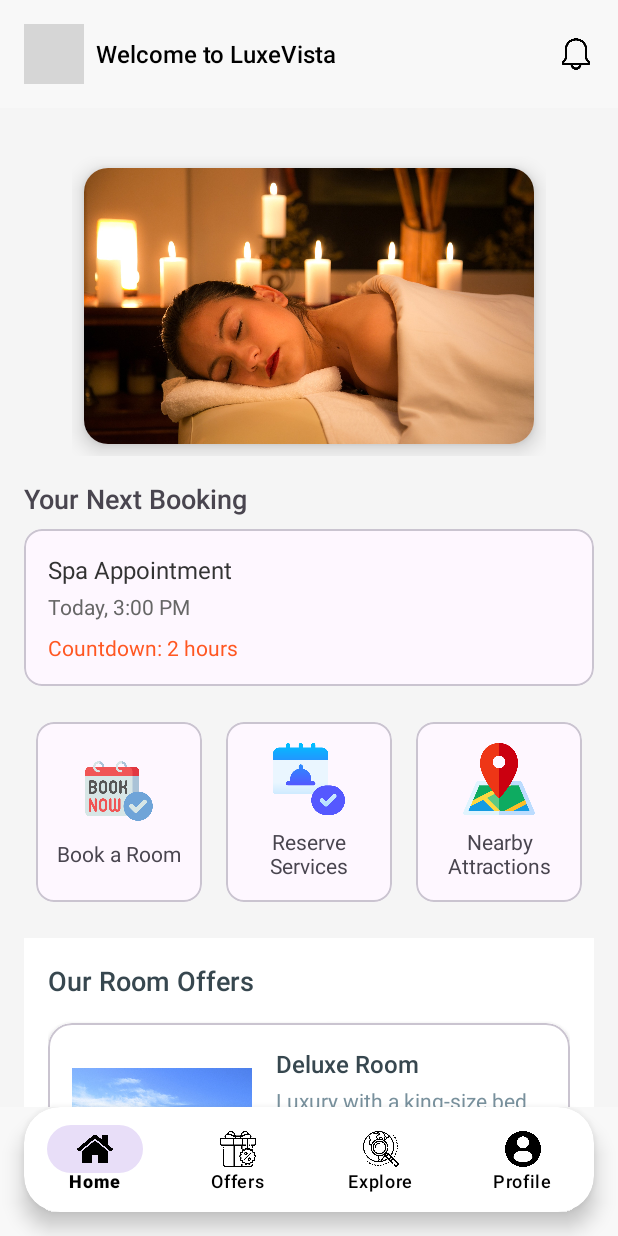
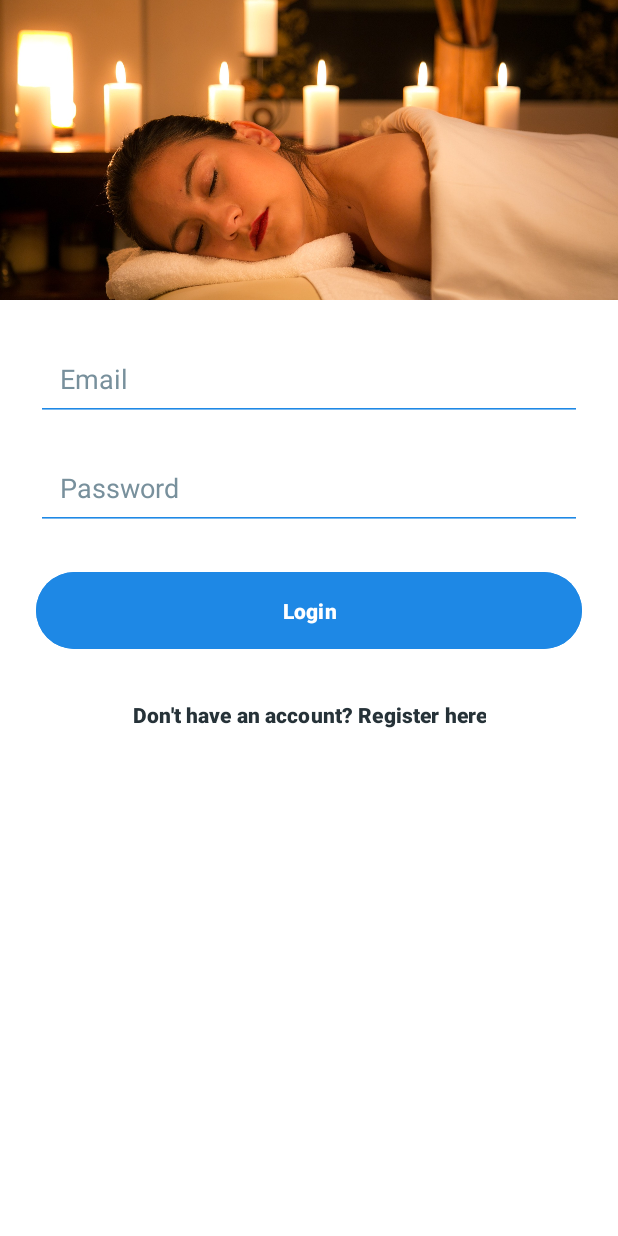
Before and after one commit to sampathdp/LuxeVista-Resort, an Android app: the screen it shows after launch (HomeActivity before the commit, MainActivity after it), after a tap on "Begin Your Journey", on a phone screen of 412 x 824 dp. Run offline under Robolectric (Android 15) with nearby library versions, the phone set to English and light mode, and no system bars; grey boxes are pictures that could not be loaded.

Commit message:
1/2 Update

```diff
--- /dev/null
+++ b/app/src/main/java/com/dreampixel/luxevistaresort/DatabaseHelper.java
@@ -0,0 +1,60 @@
+package com.dreampixel.luxevistaresort;
+
+import android.content.ContentValues;
+import android.content.Context;
+import android.database.Cursor;
+import android.database.sqlite.SQLiteDatabase;
+import android.database.sqlite.SQLiteOpenHelper;
+
+public class DatabaseHelper extends SQLiteOpenHelper {
+
+    private static final String DATABASE_NAME = "user_data.db";
+    private static final int DATABASE_VERSION = 1;
+
+    private static final String TABLE_USERS = "users";
+    private static final String COLUMN_ID = "id";
+    private static final String COLUMN_NAME = "name";
+    private static final String COLUMN_EMAIL = "email";
+    private static final String COLUMN_PASSWORD = "password";
+
+    public DatabaseHelper(Context context) {
+        super(context, DATABASE_NAME, null, DATABASE_VERSION);
+    }
+
+    @Override
+    public void onCreate(SQLiteDatabase db) {
+        String CREATE_TABLE = "CREATE TABLE " + TABLE_USERS + "("
+                + COLUMN_ID + " INTEGER PRIMARY KEY AUTOINCREMENT,"
+                + COLUMN_NAME + " TEXT,"
+                + COLUMN_EMAIL + " TEXT UNIQUE,"
+                + COLUMN_PASSWORD + " TEXT)";
+        db.execSQL(CREATE_TABLE);
+    }
+
+    @Override
+    public void onUpgrade(SQLiteDatabase db, int oldVersion, int newVersion) {
+        db.execSQL("DROP TABLE IF EXISTS " + TABLE_USERS);
+        onCreate(db);
+    }
+
+    public boolean insertUser(String name, String email, String password) {
+        SQLiteDatabase db = this.getWritableDatabase();
+        ContentValues contentValues = new ContentValues();
+        contentValues.put(COLUMN_NAME, name);
+        contentValues.put(COLUMN_EMAIL, email);
+        contentValues.put(COLUMN_PASSWORD, password);
+
+        long result = db.insert(TABLE_USERS, null, contentValues);
+        db.close();
+        return result != -1;
+    }
+
+    public boolean checkUserExists(String email, String password) {
+        SQLiteDatabase db = this.getReadableDatabase();
+        String query = "SELECT * FROM " + TABLE_USERS + " WHERE " + COLUMN_EMAIL + " =? AND " + COLUMN_PASSWORD + " =?";
+        Cursor cursor = db.rawQuery(query, new String[]{email, password});
+        boolean exists = cursor.getCount() > 0;
+        cursor.close();
+        return exists;
+    }
+}
--- a/app/src/main/java/com/dreampixel/luxevistaresort/HomeActivity.java
+++ b/app/src/main/java/com/dreampixel/luxevistaresort/HomeActivity.java
@@ -15,15 +15,12 @@ public class HomeActivity extends AppCompatActivity {
         super.onCreate(savedInstanceState);
         setContentView(R.layout.activity_home);
 
-        // Initialize BottomNavigationView
         BottomNavigationView bottomNavigationView = findViewById(R.id.bottom_navigation);
 
-        // Set default fragment
         if (savedInstanceState == null) {
             loadFragment(new HomeFragment());
         }
 
-        // Handle navigation item selection
         bottomNavigationView.setOnItemSelectedListener(new BottomNavigationView.OnItemSelectedListener() {
             @Override
             public boolean onNavigationItemSelected(@NonNull MenuItem item) {
@@ -47,7 +44,6 @@ public class HomeActivity extends AppCompatActivity {
         });
     }
 
-    // Method to load fragments dynamically
     private void loadFragment(Fragment fragment) {
         getSupportFragmentManager()
                 .beginTransaction()
--- a/app/src/main/java/com/dreampixel/luxevistaresort/HomeFragment.java
+++ b/app/src/main/java/com/dreampixel/luxevistaresort/HomeFragment.java
@@ -56,23 +56,18 @@ public class HomeFragment extends Fragment {
         });
     }
 
-
-    // Initialize ViewPager2
     void ViewSlider(View view){
         featuredCarousel = view.findViewById(R.id.featuredCarousel);
 
-        // Sample images for the slider
         List<Integer> images = Arrays.asList(
                 R.drawable.slider_image_1,
                 R.drawable.slider_image_2,
                 R.drawable.slider_image_3
         );
 
-        // Set up the adapter
         CarouselAdapter adapter = new CarouselAdapter(images);
         featuredCarousel.setAdapter(adapter);
 
-        // Add smooth scaling effect
         featuredCarousel.setPageTransformer((page, position) -> {
             float absPos = Math.abs(position);
             page.setScaleY(1 - (0.25f * absPos));
--- a/app/src/main/java/com/dreampixel/luxevistaresort/LoginFragment.java
+++ b/app/src/main/java/com/dreampixel/luxevistaresort/LoginFragment.java
@@ -7,30 +7,77 @@ import androidx.fragment.app.Fragment;
 import android.view.LayoutInflater;
 import android.view.View;
 import android.view.ViewGroup;
+import android.widget.Button;
+import android.widget.EditText;
+import android.widget.Toast;
 
+import androidx.fragment.app.FragmentManager;
+import androidx.fragment.app.FragmentTransaction;
 import androidx.viewpager2.widget.ViewPager2;
 import java.util.Arrays;
 import java.util.List;
 
 public class LoginFragment extends Fragment {
 
+    private Button btn_signUp_Link;
+
+    private EditText emailField, passwordField;
+    private Button loginButton;
+    private DatabaseHelper dbHelper;
+
     @Override
     public View onCreateView(LayoutInflater inflater, ViewGroup container, Bundle savedInstanceState) {
         View view = inflater.inflate(R.layout.fragment_login, container, false);
 
-        // Image list
+        Slider(view);
+        OpenSignUpPage(view);
+        SignIn(view);
+        return view;
+    }
+    void Slider(View view){
         List<Integer> images = Arrays.asList(
                 R.drawable.slider_image_1,
                 R.drawable.slider_image_2,
                 R.drawable.slider_image_3
         );
 
-        // Set up slider
         ViewPager2 viewPager = view.findViewById(R.id.imageSlider);
         SliderAdapter adapter = new SliderAdapter(images);
         viewPager.setAdapter(adapter);
+    }
+    void OpenSignUpPage(View view){
+        btn_signUp_Link = view.findViewById(R.id.registerLink);
 
-        return view;
+        btn_signUp_Link.setOnClickListener(new View.OnClickListener() {
+            @Override
+            public void onClick(View v) {
+                if (getActivity() != null) {
+                    FragmentManager fragmentManager = getActivity().getSupportFragmentManager();
+                    FragmentTransaction transaction = fragmentManager.beginTransaction();
+                    transaction.replace(R.id.fragmentContainer_Main, new RegistrationFragment());
+                    transaction.commit();
+                }
+            }
+        });
     }
 
+    void SignIn(View view){
+        dbHelper = new DatabaseHelper(getActivity());
+
+        emailField = view.findViewById(R.id.emailField);
+        passwordField = view.findViewById(R.id.passwordField);
+        loginButton = view.findViewById(R.id.loginButton);
+
+        loginButton.setOnClickListener(v -> {
+            String email = emailField.getText().toString();
+            String password = passwordField.getText().toString();
+
+            if (dbHelper.checkUserExists(email, password)) {
+                // Proceed to next activity or fragment (e.g. HomePage)
+                Toast.makeText(getActivity(), "Login successful", Toast.LENGTH_SHORT).show();
+            } else {
+                Toast.makeText(getActivity(), "Invalid credentials", Toast.LENGTH_SHORT).show();
+            }
+        });
+    }
 }
--- a/app/src/main/java/com/dreampixel/luxevistaresort/MainActivity.java
+++ b/app/src/main/java/com/dreampixel/luxevistaresort/MainActivity.java
@@ -1,12 +1,10 @@
 package com.dreampixel.luxevistaresort;
 
+import android.content.SharedPreferences;
 import android.os.Bundle;
-
-import androidx.activity.EdgeToEdge;
 import androidx.appcompat.app.AppCompatActivity;
-import androidx.core.graphics.Insets;
-import androidx.core.view.ViewCompat;
-import androidx.core.view.WindowInsetsCompat;
+import androidx.fragment.app.FragmentManager;
+import androidx.fragment.app.FragmentTransaction;
 
 public class MainActivity extends AppCompatActivity {
 
@@ -15,9 +13,25 @@ public class MainActivity extends AppCompatActivity {
         super.onCreate(savedInstanceState);
         setContentView(R.layout.activity_main);
 
-        // Replace the container with the WelcomeFragment
-        getSupportFragmentManager().beginTransaction()
-                .replace(R.id.fragmentContainer, new WelcomeFragment())
-                .commit();
+        SharedPreferences prefs = getSharedPreferences("AppPrefs", MODE_PRIVATE);
+        boolean isFirstLaunch = prefs.getBoolean("isFirstLaunch", true);
+
+        FragmentManager fragmentManager = getSupportFragmentManager();
+        FragmentTransaction transaction = fragmentManager.beginTransaction();
+
+        if (isFirstLaunch) {
+            transaction.replace(R.id.fragmentContainer_Main, new WelcomeFragment());
+        } else {
+            transaction.replace(R.id.fragmentContainer_Main, new LoginFragment());
+        }
+
+        transaction.commit();
+
+        // Save flag after commit to avoid premature update
+        if (isFirstLaunch) {
+            SharedPreferences.Editor editor = prefs.edit();
+            editor.putBoolean("isFirstLaunch", false);
+            editor.apply();
+        }
     }
 }
--- a/app/src/main/java/com/dreampixel/luxevistaresort/WelcomeFragment.java
+++ b/app/src/main/java/com/dreampixel/luxevistaresort/WelcomeFragment.java
@@ -1,55 +1,55 @@
 package com.dreampixel.luxevistaresort;
 
-import android.content.Intent;
 import android.os.Bundle;
-
 import androidx.fragment.app.Fragment;
+import androidx.fragment.app.FragmentManager;
+import androidx.fragment.app.FragmentTransaction;
 import androidx.viewpager2.widget.ViewPager2;
-
 import android.view.LayoutInflater;
 import android.view.View;
 import android.view.ViewGroup;
 import android.widget.Button;
-
 import java.util.Arrays;
 import java.util.List;
 
 public class WelcomeFragment extends Fragment {
-    private Button buttonOpenActivity;
+    private Button btnContinueActivity;
 
     @Override
     public View onCreateView(LayoutInflater inflater, ViewGroup container, Bundle savedInstanceState) {
         View view = inflater.inflate(R.layout.fragment_welcome, container, false);
 
-        // Image list
+        Slider(view);
+        OpenSignInPage(view);
+
+        return view;
+    }
+
+    void Slider(View view){
         List<Integer> images = Arrays.asList(
                 R.drawable.slider_image_1,
                 R.drawable.slider_image_2,
                 R.drawable.slider_image_3
         );
 
-        // Set up slider
         ViewPager2 viewPager = view.findViewById(R.id.imageSlider);
         SliderAdapter adapter = new SliderAdapter(images);
         viewPager.setAdapter(adapter);
+    }
 
+    void OpenSignInPage(View view){
+        btnContinueActivity = view.findViewById(R.id.continueButton);
 
-        // Find the button by its ID
-        buttonOpenActivity = view.findViewById(R.id.continueButton);
-
-        // Set click listener on the button
-        buttonOpenActivity.setOnClickListener(new View.OnClickListener() {
+        btnContinueActivity.setOnClickListener(new View.OnClickListener() {
             @Override
             public void onClick(View v) {
-                // Start the new activity when the button is clicked
-                Intent intent = new Intent(getActivity(), HomeActivity.class);
-                startActivity(intent);
+                if (getActivity() != null) {
+                    FragmentManager fragmentManager = getActivity().getSupportFragmentManager();
+                    FragmentTransaction transaction = fragmentManager.beginTransaction();
+                    transaction.replace(R.id.fragmentContainer_Main, new LoginFragment());
+                    transaction.commit();
+                }
             }
         });
-
-        return view;
-
-
     }
-
 }
--- /dev/null
+++ b/app/src/main/res/drawable/circle_background.xml
@@ -0,0 +1,5 @@
+<?xml version="1.0" encoding="utf-8"?>
+<shape xmlns:android="http://schemas.android.com/apk/res/android"
+    android:shape="oval">
+    <solid android:color="@color/background"/>
+</shape>
--- a/app/src/main/res/layout/activity_main.xml
+++ b/app/src/main/res/layout/activity_main.xml
@@ -8,7 +8,7 @@
 
     <!-- Fragment Container -->
     <FrameLayout
-        android:id="@+id/fragmentContainer"
+        android:id="@+id/fragmentContainer_Main"
         android:layout_width="match_parent"
         android:layout_height="match_parent"
         app:layout_constraintTop_toTopOf="parent"
--- a/app/src/main/res/layout/fragment_login.xml
+++ b/app/src/main/res/layout/fragment_login.xml
@@ -68,15 +68,16 @@
         app:layout_constraintEnd_toEndOf="parent" />
 
     <!-- Register Link -->
-    <TextView
+    <Button
         android:id="@+id/registerLink"
         android:layout_width="wrap_content"
         android:layout_height="wrap_content"
         android:text="Don't have an account? Register here"
-        android:textColor="@color/secondary"
+        android:textColor="@color/black"
         android:layout_marginTop="16dp"
         android:textStyle="bold"
         android:padding="8dp"
+        android:backgroundTint="@color/surface"
         app:layout_constraintTop_toBottomOf="@id/loginButton"
         app:layout_constraintStart_toStartOf="parent"
         app:layout_constraintEnd_toEndOf="parent"
```
Also changed, not shown: app/src/main/java/com/dreampixel/luxevistaresort/RegistrationFragment.java (+54 -43 lines), app/src/main/res/layout/fragment_registration.xml (+59 -70 lines), app/src/main/res/layout/fragment_welcome.xml (+4 -6 lines).
